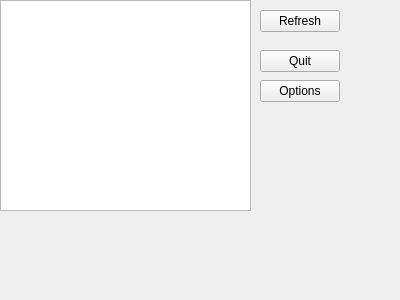
First picture: the form in ui/fteller.ui, repository berndhs/fteller, before the edit.
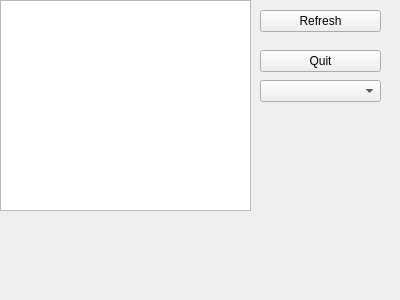
Second picture: the form after the edit.

```diff
--- a/ui/fteller.ui
+++ b/ui/fteller.ui
@@ -18,7 +18,7 @@
     <rect>
      <x>260</x>
      <y>10</y>
-     <width>80</width>
+     <width>121</width>
      <height>22</height>
     </rect>
    </property>
@@ -31,7 +31,7 @@
     <rect>
      <x>260</x>
      <y>50</y>
-     <width>80</width>
+     <width>121</width>
      <height>22</height>
     </rect>
    </property>
@@ -39,19 +39,6 @@
     <string>Quit</string>
    </property>
   </widget>
-  <widget class="QPushButton" name="optionsButton">
-   <property name="geometry">
-    <rect>
-     <x>260</x>
-     <y>80</y>
-     <width>80</width>
-     <height>22</height>
-    </rect>
-   </property>
-   <property name="text">
-    <string>Options</string>
-   </property>
-  </widget>
   <widget class="QTextBrowser" name="textDisplay">
    <property name="geometry">
     <rect>
@@ -62,6 +49,16 @@
     </rect>
    </property>
   </widget>
+  <widget class="QComboBox" name="optionsButton">
+   <property name="geometry">
+    <rect>
+     <x>260</x>
+     <y>80</y>
+     <width>121</width>
+     <height>22</height>
+    </rect>
+   </property>
+  </widget>
  </widget>
  <resources/>
  <connections/>
```
